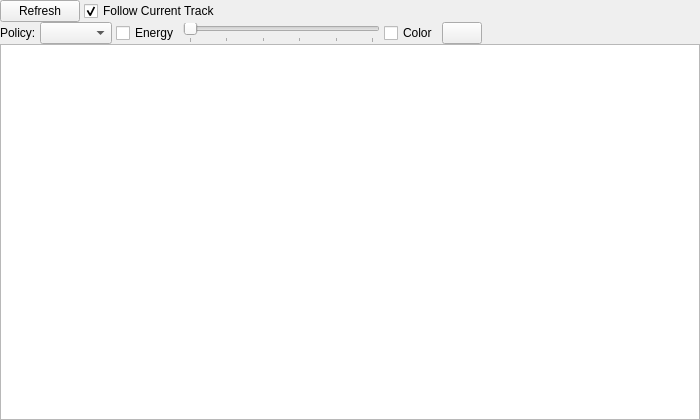
First picture: the form in src/library/rest/dlgrestlibrary.ui, repository Firewolf34/mixxx-mixman-api, before the edit.
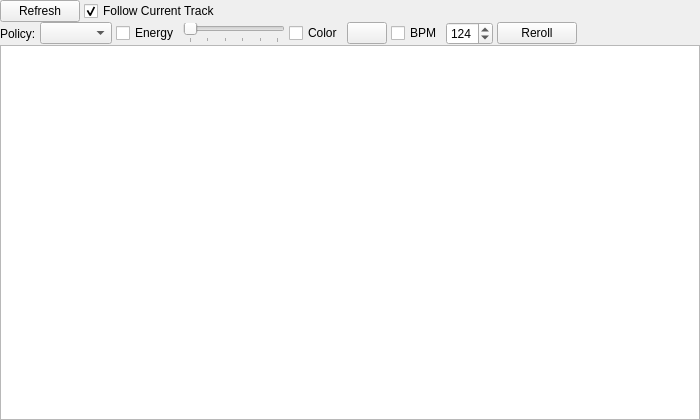
Second picture: the form after the edit.

Patch:
```diff
--- a/src/library/rest/dlgrestlibrary.ui
+++ b/src/library/rest/dlgrestlibrary.ui
@@ -192,6 +192,42 @@
         </property>
        </widget>
       </item>
+      <item>
+       <widget class="QCheckBox" name="checkBoxTargetBpm">
+        <property name="focusPolicy">
+         <enum>Qt::NoFocus</enum>
+        </property>
+        <property name="text">
+         <string>BPM</string>
+        </property>
+       </widget>
+      </item>
+      <item>
+       <widget class="QSpinBox" name="spinBoxTargetBpm">
+        <property name="focusPolicy">
+         <enum>Qt::NoFocus</enum>
+        </property>
+        <property name="minimum">
+         <number>40</number>
+        </property>
+        <property name="maximum">
+         <number>240</number>
+        </property>
+        <property name="value">
+         <number>124</number>
+        </property>
+       </widget>
+      </item>
+      <item>
+       <widget class="QPushButton" name="pushButtonReroll">
+        <property name="focusPolicy">
+         <enum>Qt::NoFocus</enum>
+        </property>
+        <property name="text">
+         <string>Reroll</string>
+        </property>
+       </widget>
+      </item>
       <item>
        <widget class="QLabel" name="labelDiagnostics">
         <property name="text">
```
